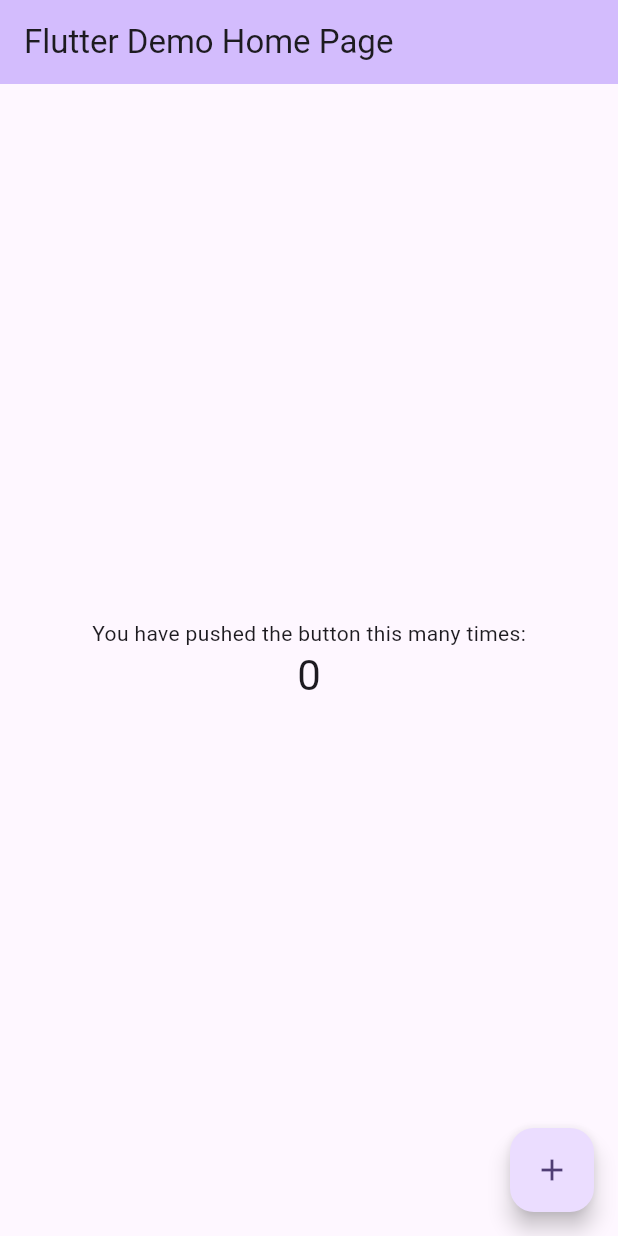
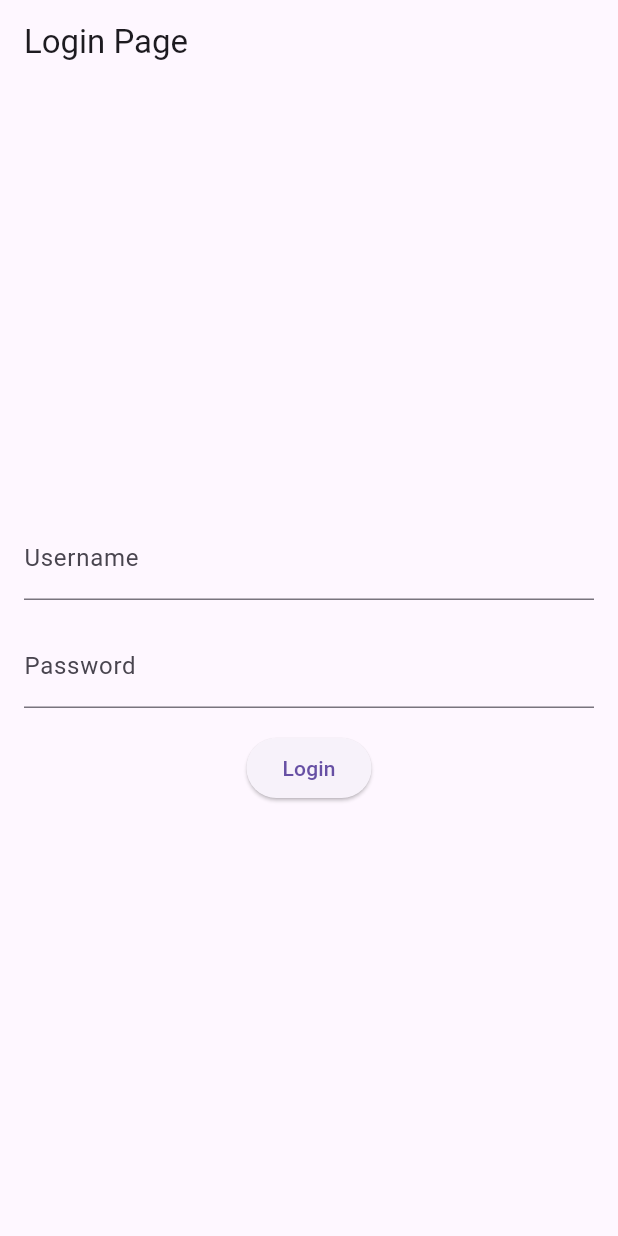
Before and after one commit to NgenoMark/IndraMapVendor, a Flutter app: the screen it shows after launch, on a phone screen of 412 x 824 dp. Run offline on Flutter 3.47's test engine with Material 3 defaults, Android fonts, the phone set to English and light mode, and no system bars.

Commit message:
created a login page

```diff
--- a/frontend/lib/main.dart
+++ b/frontend/lib/main.dart
@@ -1,125 +1,87 @@
 import 'package:flutter/material.dart';
 
-void main() {
-  runApp(const MyApp());
-}
+void main() => runApp(MyApp());
 
 class MyApp extends StatelessWidget {
-  const MyApp({super.key});
-
-  // This widget is the root of your application.
   @override
   Widget build(BuildContext context) {
     return MaterialApp(
-      title: 'Flutter Demo',
+      title: 'Login Page',
       theme: ThemeData(
-        // This is the theme of your application.
-        //
-        // TRY THIS: Try running your application with "flutter run". You'll see
-        // the application has a purple toolbar. Then, without quitting the app,
-        // try changing the seedColor in the colorScheme below to Colors.green
-        // and then invoke "hot reload" (save your changes or press the "hot
-        // reload" button in a Flutter-supported IDE, or press "r" if you used
-        // the command line to start the app).
-        //
-        // Notice that the counter didn't reset back to zero; the application
-        // state is not lost during the reload. To reset the state, use hot
-        // restart instead.
-        //
-        // This works for code too, not just values: Most code changes can be
-        // tested with just a hot reload.
-        colorScheme: ColorScheme.fromSeed(seedColor: Colors.deepPurple),
-        useMaterial3: true,
+        primarySwatch: Colors.blue,
       ),
-      home: const MyHomePage(title: 'Flutter Demo Home Page'),
+      home: LoginPage(),
     );
   }
 }
 
-class MyHomePage extends StatefulWidget {
-  const MyHomePage({super.key, required this.title});
-
-  // This widget is the home page of your application. It is stateful, meaning
-  // that it has a State object (defined below) that contains fields that affect
-  // how it looks.
-
-  // This class is the configuration for the state. It holds the values (in this
-  // case the title) provided by the parent (in this case the App widget) and
-  // used by the build method of the State. Fields in a Widget subclass are
-  // always marked "final".
-
-  final String title;
-
+class LoginPage extends StatefulWidget {
   @override
-  State<MyHomePage> createState() => _MyHomePageState();
+  _LoginPageState createState() => _LoginPageState();
 }
 
-class _MyHomePageState extends State<MyHomePage> {
-  int _counter = 0;
+class _LoginPageState extends State<LoginPage> {
+  final _formKey = GlobalKey<FormState>();
+  final TextEditingController _usernameController = TextEditingController();
+  final TextEditingController _passwordController = TextEditingController();
 
-  void _incrementCounter() {
-    setState(() {
-      // This call to setState tells the Flutter framework that something has
-      // changed in this State, which causes it to rerun the build method below
-      // so that the display can reflect the updated values. If we changed
-      // _counter without calling setState(), then the build method would not be
-      // called again, and so nothing would appear to happen.
-      _counter++;
-    });
+  // Dummy function to simulate authentication
+  void _login() {
+    if (_formKey.currentState?.validate() ?? false) {
+      // Simulate a successful login
+      ScaffoldMessenger.of(context).showSnackBar(SnackBar(content: Text('Login successful')));
+    }
   }
 
   @override
   Widget build(BuildContext context) {
-    // This method is rerun every time setState is called, for instance as done
-    // by the _incrementCounter method above.
-    //
-    // The Flutter framework has been optimized to make rerunning build methods
-    // fast, so that you can just rebuild anything that needs updating rather
-    // than having to individually change instances of widgets.
     return Scaffold(
       appBar: AppBar(
-        // TRY THIS: Try changing the color here to a specific color (to
-        // Colors.amber, perhaps?) and trigger a hot reload to see the AppBar
-        // change color while the other colors stay the same.
-        backgroundColor: Theme.of(context).colorScheme.inversePrimary,
-        // Here we take the value from the MyHomePage object that was created by
-        // the App.build method, and use it to set our appbar title.
-        title: Text(widget.title),
+        title: Text('Login Page'),
       ),
-      body: Center(
-        // Center is a layout widget. It takes a single child and positions it
-        // in the middle of the parent.
+      body: Padding(
+        padding: const EdgeInsets.all(16.0),
+        child: Form(
+          key: _formKey,
           child: Column(
-          // Column is also a layout widget. It takes a list of children and
-          // arranges them vertically. By default, it sizes itself to fit its
-          // children horizontally, and tries to be as tall as its parent.
-          //
-          // Column has various properties to control how it sizes itself and
-          // how it positions its children. Here we use mainAxisAlignment to
-          // center the children vertically; the main axis here is the vertical
-          // axis because Columns are vertical (the cross axis would be
-          // horizontal).
-          //
-          // TRY THIS: Invoke "debug painting" (choose the "Toggle Debug Paint"
-          // action in the IDE, or press "p" in the console), to see the
-          // wireframe for each widget.
             mainAxisAlignment: MainAxisAlignment.center,
             children: <Widget>[
-            const Text(
-              'You have pushed the button this many times:',
+              // Username field
+              TextFormField(
+                controller: _usernameController,
+                decoration: InputDecoration(labelText: 'Username'),
+                validator: (value) {
+                  if (value == null || value.isEmpty) {
+                    return 'Please enter a username';
+                  }
+                  return null;
+                },
               ),
-            Text(
-              '$_counter',
-              style: Theme.of(context).textTheme.headlineMedium,
+              SizedBox(height: 16),
+
+              // Password field
+              TextFormField(
+                controller: _passwordController,
+                obscureText: true,
+                decoration: InputDecoration(labelText: 'Password'),
+                validator: (value) {
+                  if (value == null || value.isEmpty) {
+                    return 'Please enter a password';
+                  }
+                  return null;
+                },
+              ),
+              SizedBox(height: 16),
+
+              // Login button
+              ElevatedButton(
+                onPressed: _login,
+                child: Text('Login'),
               ),
             ],
           ),
         ),
-      floatingActionButton: FloatingActionButton(
-        onPressed: _incrementCounter,
-        tooltip: 'Increment',
-        child: const Icon(Icons.add),
-      ), // This trailing comma makes auto-formatting nicer for build methods.
+      ),
     );
   }
 }
```
Also changed, not shown: 2 other files. Lines whose indentation alone changed are shown as unchanged.
